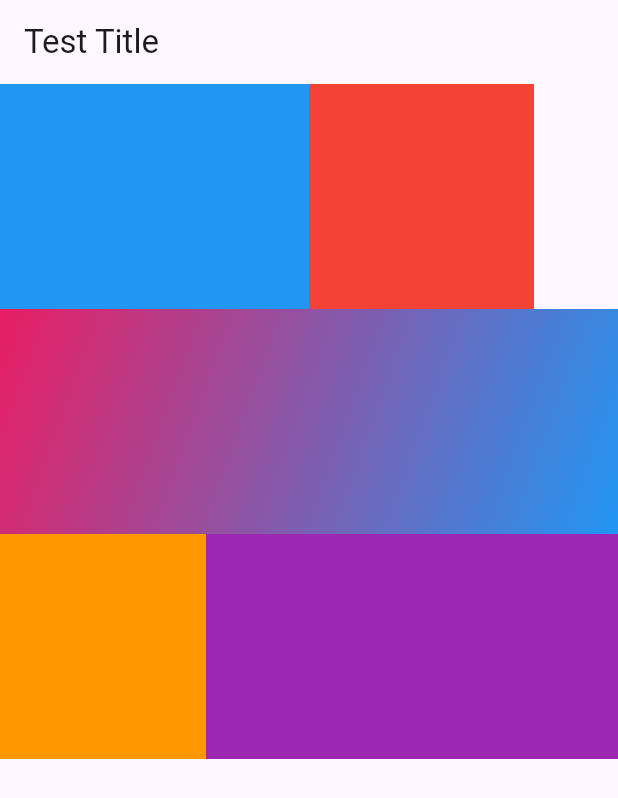
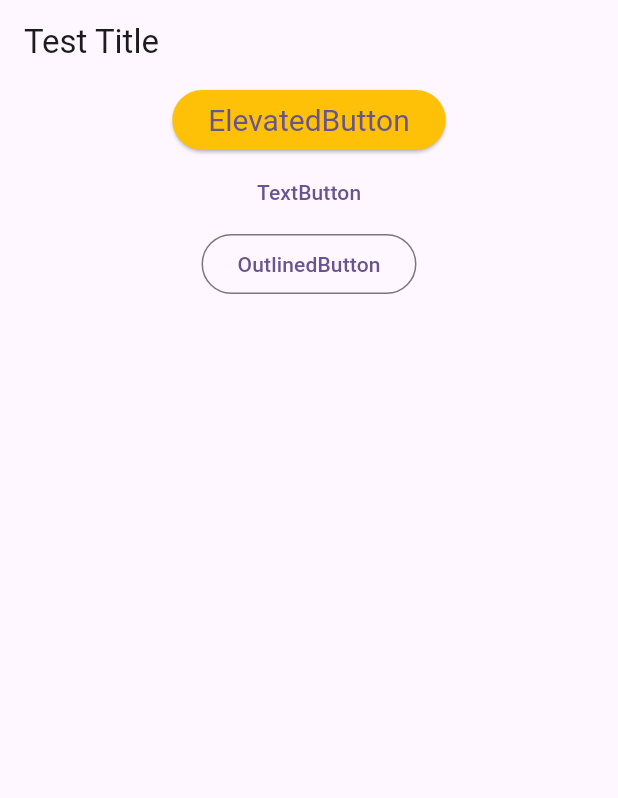
Before and after one commit to StudioZERONE/study_flutter_13_totally03_lec, a Flutter app: the screen it shows after launch, on a phone screen of 412 x 824 dp. Shown: the top 798 px of the screen. Run offline on Flutter 3.47's test engine with Material 2 defaults, Android fonts, the phone set to English and light mode, and no system bars.

Commit message:
UI 공부 중. 버튼 ElevatedButton, TextButton, OutlinedButton

```diff
--- a/lib/main.dart
+++ b/lib/main.dart
@@ -29,37 +29,6 @@ class MyHomePage extends StatefulWidget {
 }
 
 class _MyHomePageState extends State<MyHomePage> {
-  // final postList = [
-  //   {
-  //     "number": "1",
-  //     "color": Colors.red,
-  //   },
-  //   {
-  //     "number": "2",
-  //     "color": Colors.orange,
-  //   },
-  //   {
-  //     "number": "3",
-  //     "color": Colors.yellow,
-  //   },
-  //   {
-  //     "number": "4",
-  //     "color": Colors.green,
-  //   },
-  //   {
-  //     "number": "5",
-  //     "color": Colors.blue,
-  //   },
-  //   {
-  //     "number": "6",
-  //     "color": Colors.indigo,
-  //   },
-  //   {
-  //     "number": "7",
-  //     "color": Colors.purple,
-  //   },
-  // ];
-
   @override
   Widget build(BuildContext context) {
     return Scaffold(
@@ -67,58 +36,35 @@ class _MyHomePageState extends State<MyHomePage> {
       body: Container(
         child: Column(
           children: [
-            Row(
-              children: [
-                Container(
-                  width: MediaQuery.of(context).size.width / 2,
-                  height: 150,
-                  color: Colors.blue,
-                ),
-                Container(
-                  width: 150,
-                  height: 150,
-                  color: Colors.red,
-                ),
-              ],
-            ),
-            Row(
-              children: [
-                Flexible(
-                  flex: 1,
-                  fit: FlexFit.tight,
-                  child: Container(
-                    height: 150,
-                    decoration: const BoxDecoration(
-                      gradient: LinearGradient(
-                        colors: [
-                          Colors.pink,
-                          Colors.blue,
-                        ],
-                        begin: Alignment.topLeft,
-                        end: Alignment.bottomRight,
-                      ),
-                    ),
+            Center(
+              child: ElevatedButton(
+                style: ElevatedButton.styleFrom(
+                  backgroundColor: Colors.amber,
+                  textStyle: const TextStyle(
+                    fontSize: 20,
                   ),
                 ),
-              ],
+                onPressed: () {
+                  print("ElevatedButton clicked!");
+                },
+                child: const Text("ElevatedButton"),
+              ),
             ),
-            Row(
-              children: [
-                Expanded(
-                  flex: 1,
-                  child: Container(
-                    height: 150,
-                    color: Colors.orange,
-                  ),
-                ),
-                Flexible(
-                  flex: 2,
-                  child: Container(
-                    height: 150,
-                    color: Colors.purple,
-                  ),
-                ),
-              ],
+            Center(
+              child: TextButton(
+                onPressed: () {
+                  print("TextButton clicked!");
+                },
+                child: const Text("TextButton"),
+              ),
+            ),
+            Center(
+              child: OutlinedButton(
+                onPressed: () {
+                  print("OutlinedButton clicked!");
+                },
+                child: const Text("OutlinedButton"),
+              ),
             ),
           ],
         ),
```
